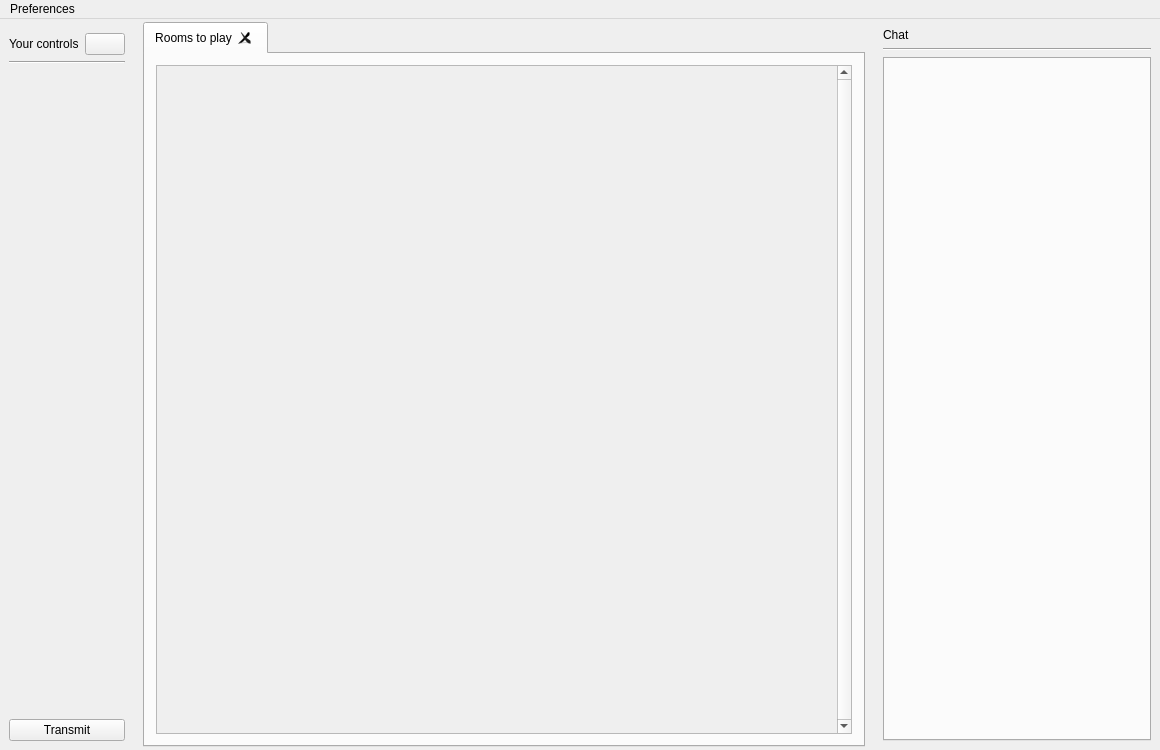
Old version of the form src/jamtaba/gui/mainframe.ui in the repository elieserdejesus/JamTaba.
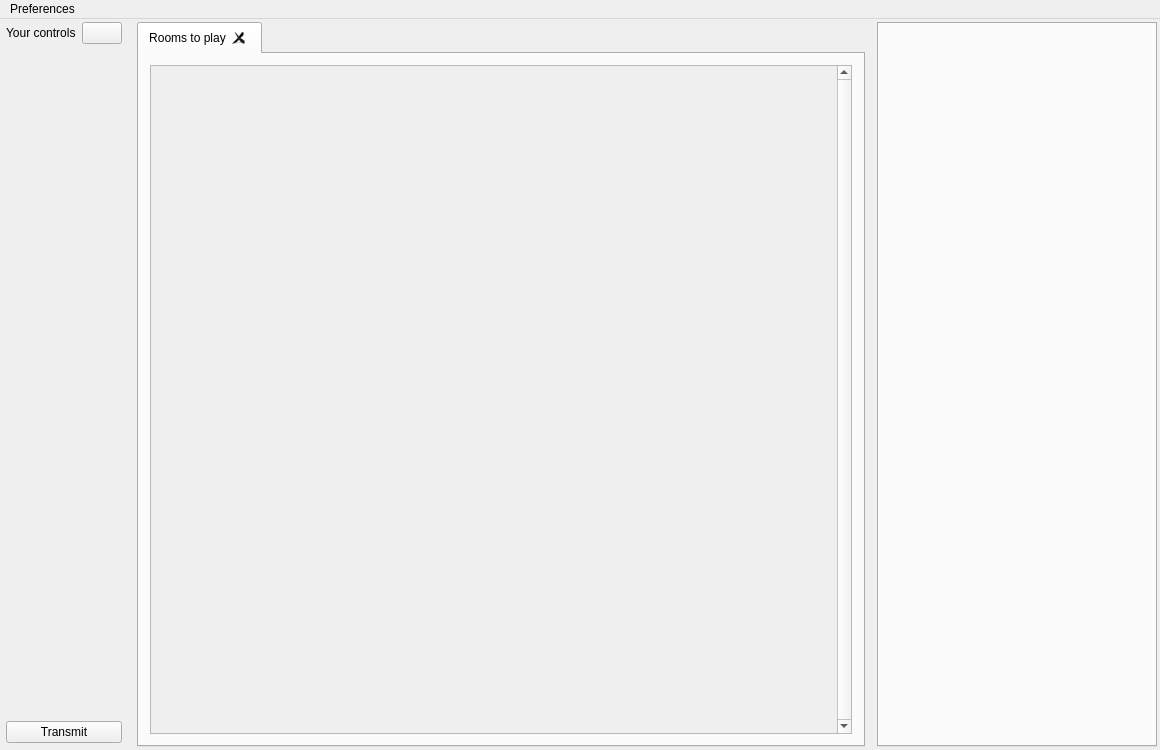
New version of the form. Icons and pictures are not drawn.

What changed in the file:
```diff
--- a/src/jamtaba/gui/mainframe.ui
+++ b/src/jamtaba/gui/mainframe.ui
@@ -52,17 +52,17 @@
        </sizepolicy>
       </property>
       <layout class="QVBoxLayout" name="verticalLayout_2">
-       <property name="sizeConstraint">
-        <enum>QLayout::SetDefaultConstraint</enum>
-       </property>
        <property name="leftMargin">
-        <number>6</number>
+        <number>3</number>
+       </property>
+       <property name="topMargin">
+        <number>0</number>
        </property>
        <property name="rightMargin">
-        <number>6</number>
+        <number>3</number>
        </property>
        <property name="bottomMargin">
-        <number>6</number>
+        <number>4</number>
        </property>
        <item>
         <widget class="QWidget" name="topWidget" native="true">
@@ -114,19 +114,6 @@
          </layout>
         </widget>
        </item>
-       <item>
-        <widget class="Line" name="line">
-         <property name="autoFillBackground">
-          <bool>false</bool>
-         </property>
-         <property name="frameShadow">
-          <enum>QFrame::Sunken</enum>
-         </property>
-         <property name="orientation">
-          <enum>Qt::Horizontal</enum>
-         </property>
-        </widget>
-       </item>
        <item>
         <widget class="QWidget" name="localTracksWidget" native="true">
          <property name="sizePolicy">
@@ -244,8 +231,8 @@
                <rect>
                 <x>0</x>
                 <y>0</y>
-                <width>694</width>
-                <height>674</height>
+                <width>608</width>
+                <height>659</height>
                </rect>
               </property>
               <layout class="QVBoxLayout" name="verticalLayout_6">
@@ -307,31 +294,17 @@
       </property>
       <layout class="QVBoxLayout" name="verticalLayout">
        <property name="leftMargin">
-        <number>6</number>
+        <number>0</number>
        </property>
        <property name="topMargin">
-        <number>6</number>
+        <number>0</number>
        </property>
        <property name="rightMargin">
-        <number>6</number>
+        <number>0</number>
        </property>
        <property name="bottomMargin">
-        <number>6</number>
+        <number>0</number>
        </property>
-       <item>
-        <widget class="QLabel" name="chatLabel">
-         <property name="text">
-          <string>Chat</string>
-         </property>
-        </widget>
-       </item>
-       <item>
-        <widget class="Line" name="chatDivider">
-         <property name="orientation">
-          <enum>Qt::Horizontal</enum>
-         </property>
-        </widget>
-       </item>
        <item>
         <widget class="QTabWidget" name="chatTabWidget">
          <property name="sizePolicy">
```
Left out of the diff: 2 changed lines with no effect on the pictures.
